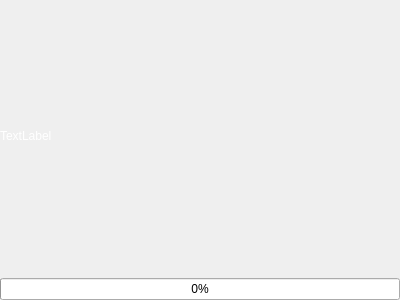
Qt form Message.ui (Komet/MediaElch) before a commit.
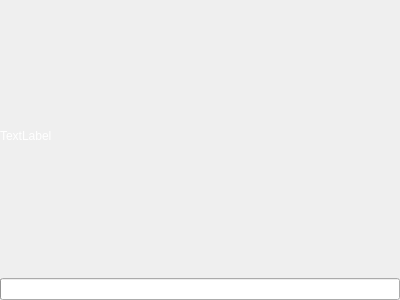
The same form after that commit.

Patch:
```diff
--- a/Message.ui
+++ b/Message.ui
@@ -35,6 +35,9 @@
      <property name="value">
       <number>0</number>
      </property>
+     <property name="textVisible">
+      <bool>false</bool>
+     </property>
     </widget>
    </item>
   </layout>
```
